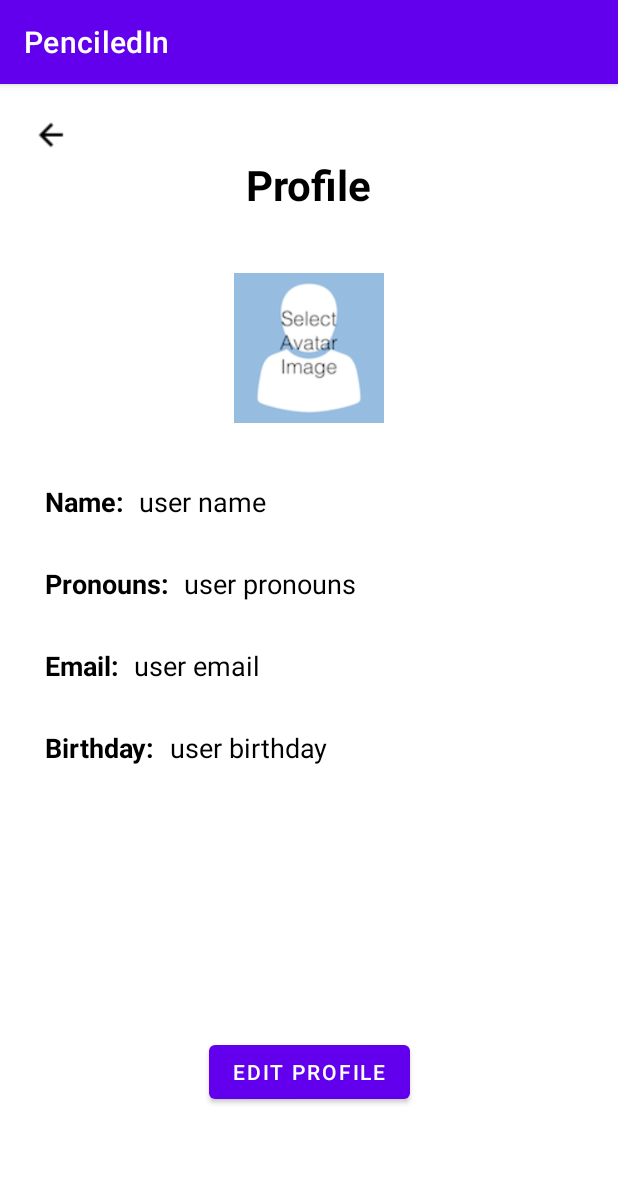
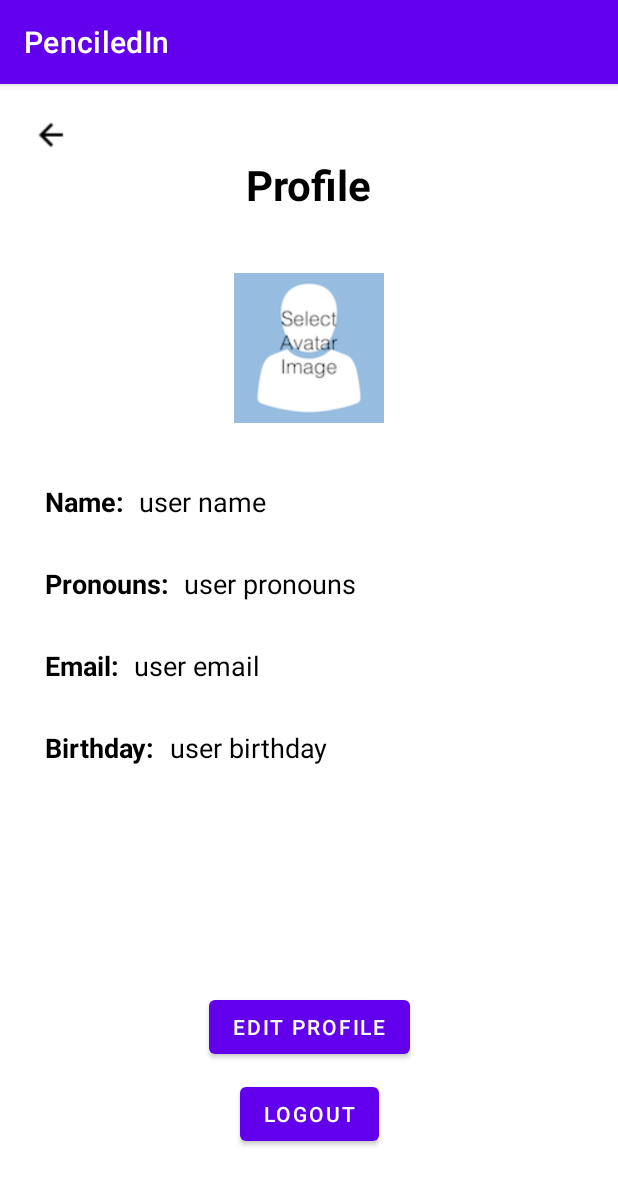
Before and after one commit to emilyhendrick/NU_MAD_SM2022_Final_Project_Team2, an Android app: the fragment ProfileFragment placed in its activity, on a phone screen of 412 x 824 dp. Shown: the top 1185 px of the screen. Run offline under Robolectric (Android 15) with nearby library versions, the phone set to English and light mode, and no system bars; our stand-ins replace Firebase (no records; nobody signed in at launch, a user with empty details on screens opened directly); pictures from the network do not load; 9 statements that could not run were skipped.

Commit message:
Code cleanup

```diff
--- a/app/src/main/java/com/example/nu_mad_sm2022_final_project_team2/MainActivity.java
+++ b/app/src/main/java/com/example/nu_mad_sm2022_final_project_team2/MainActivity.java
@@ -111,15 +111,15 @@ public class MainActivity extends AppCompatActivity implements WelcomeFragment.I
 
     private void populateScreen() {
         if (currentUser != null) {
+//            getSupportFragmentManager().beginTransaction()
+//                    .replace(R.id.fragmentContainer, new HomeFragment(), "homeFragment")
+//                    .addToBackStack(null)
+//                    .commit();
+
             getSupportFragmentManager().beginTransaction()
-                    .replace(R.id.fragmentContainer, new HomeFragment(), "homeFragment")
+                    .replace(R.id.fragmentContainer, AlarmFragment.newInstance(),"alarmFragment")
                     .addToBackStack(null)
                     .commit();
-
-//            getSupportFragmentManager().beginTransaction()
-//                    .replace(R.id.fragmentContainer, .newInstance(),"alarmFragment")
-//                    .addToBackStack(null)
-//                    .commit();
         } else {
             getSupportFragmentManager().beginTransaction()
                     .replace(R.id.fragmentContainer, new WelcomeFragment(), "welcomeFragment")
@@ -294,6 +294,13 @@ public class MainActivity extends AppCompatActivity implements WelcomeFragment.I
     }
 
     @Override
+    public void logoutClicked() {
+        mAuth.signOut();
+        currentUser = null;
+        populateScreen();
+    }
+
+    @Override
     public void editProfileBackArrowClicked() {
         getSupportFragmentManager().beginTransaction()
                 .replace(R.id.fragmentContainer, new ProfileFragment(), "profileFragment")
--- a/app/src/main/java/com/example/nu_mad_sm2022_final_project_team2/alarm/Alarm.java
+++ b/app/src/main/java/com/example/nu_mad_sm2022_final_project_team2/alarm/Alarm.java
@@ -121,6 +121,7 @@ public class Alarm {
         AlarmManager alarmManager = (AlarmManager) context.getSystemService(Context.ALARM_SERVICE);
 
         Intent intent = new Intent(context, AlarmBroadcastReceiver.class);
+        intent.putExtra("ALARM_ID", this.alarmId);
         intent.putExtra("WAKEUP_TASK", this.wakeUpTask);
         intent.putExtra("MESSAGE", this.message);
 
@@ -155,7 +156,7 @@ public class Alarm {
     public void cancelAlarm(Context context) {
         AlarmManager alarmManager = (AlarmManager) context.getSystemService(Context.ALARM_SERVICE);
         Intent intent = new Intent(context, AlarmBroadcastReceiver.class);
-        PendingIntent alarmPendingIntent = PendingIntent.getBroadcast(context, alarmId, intent, PendingIntent.FLAG_IMMUTABLE);
+        PendingIntent alarmPendingIntent = PendingIntent.getBroadcast(context, this.alarmId, intent, PendingIntent.FLAG_IMMUTABLE);
         alarmManager.cancel(alarmPendingIntent);
         this.isOn = false;
 
--- a/app/src/main/java/com/example/nu_mad_sm2022_final_project_team2/alarm/AlarmBroadcastReceiver.java
+++ b/app/src/main/java/com/example/nu_mad_sm2022_final_project_team2/alarm/AlarmBroadcastReceiver.java
@@ -13,6 +13,7 @@ import androidx.core.app.NotificationManagerCompat;
 import com.example.nu_mad_sm2022_final_project_team2.R;
 
 public class AlarmBroadcastReceiver extends BroadcastReceiver {
+    private static final String ALARM_ID = "ALARM_ID";
     private static final String WAKEUP_TASK = "WAKEUP_TASK";
     private static final String MESSAGE = "MESSAGE";
 
@@ -30,7 +31,7 @@ public class AlarmBroadcastReceiver extends BroadcastReceiver {
             }
 
             i.setFlags(Intent.FLAG_ACTIVITY_NEW_TASK | Intent.FLAG_ACTIVITY_CLEAR_TASK);
-            PendingIntent pendingIntent = PendingIntent.getActivity(context, 0, i, PendingIntent.FLAG_IMMUTABLE);
+            PendingIntent pendingIntent = PendingIntent.getActivity(context, intent.getIntExtra("ALARM_ID", 0), i, PendingIntent.FLAG_IMMUTABLE);
 
             NotificationCompat.Builder builder = new NotificationCompat.Builder(context, "ALARM_CHANNEL")
                     .setSmallIcon(R.drawable.logo)
--- a/app/src/main/java/com/example/nu_mad_sm2022_final_project_team2/alarm/AlarmFragment.java
+++ b/app/src/main/java/com/example/nu_mad_sm2022_final_project_team2/alarm/AlarmFragment.java
@@ -98,6 +98,7 @@ public class AlarmFragment extends Fragment {
 
         View view = inflater.inflate(R.layout.fragment_alarm, container, false);
 
+        // SET UP RECYCLER VIEW
         alarmsAdaptor = new AlarmsAdaptor(mAlarms, getContext());
         alarmRecyclerView = view.findViewById(R.id.alarmRecyclerView);
         alarmRecyclerViewLayoutManager = new LinearLayoutManager(getContext());
--- a/app/src/main/java/com/example/nu_mad_sm2022_final_project_team2/alarm/WakeUpTaskFragment.java
+++ b/app/src/main/java/com/example/nu_mad_sm2022_final_project_team2/alarm/WakeUpTaskFragment.java
@@ -86,9 +86,6 @@ public class WakeUpTaskFragment extends Fragment {
                 WakeUpTask wakeUpTask = getRandomWakeUpTask();
                 String linkStr = wakeUpTaskLinkMap.get(wakeUpTask);
                 mListener.wakeUpTaskLinkClicked(linkStr);
-//                Intent intent = new Intent(Intent.ACTION_VIEW);
-//                intent.setData(Uri.parse(linkStr));
-//                startActivity(intent);
             }
         });
 
--- a/app/src/main/java/com/example/nu_mad_sm2022_final_project_team2/login_flow/RegisterFragment.java
+++ b/app/src/main/java/com/example/nu_mad_sm2022_final_project_team2/login_flow/RegisterFragment.java
@@ -131,7 +131,7 @@ public class RegisterFragment extends Fragment {
                 boolean inputsValid = validateInputs(firstName, lastName, pronouns, birthday, email, password, retypedPassword);
 
                 if (inputsValid) {
-                    addUserToFirebase(getContext(), firstName, lastName, pronouns, birthday, email, password);
+                    createUserInFirebase(getContext(), firstName, lastName, pronouns, birthday, email, password);
                 }
             }
         });
@@ -180,7 +180,7 @@ public class RegisterFragment extends Fragment {
         return isValid;
     }
 
-    private void addUserToFirebase(Context context, String firstName, String lastName, String pronouns, String birthday, String email, String password) {
+    private void createUserInFirebase(Context context, String firstName, String lastName, String pronouns, String birthday, String email, String password) {
         mAuth.createUserWithEmailAndPassword(email, password)
                 .addOnSuccessListener(new OnSuccessListener<AuthResult>() {
                     @Override
--- a/app/src/main/java/com/example/nu_mad_sm2022_final_project_team2/profile/ProfileFragment.java
+++ b/app/src/main/java/com/example/nu_mad_sm2022_final_project_team2/profile/ProfileFragment.java
@@ -32,7 +32,7 @@ public class ProfileFragment extends Fragment {
 
     private ImageView avatar, profileBackButton;
     private TextView name, pronouns, email, birthday;
-    private Button editProfileButton;
+    private Button editProfileButton, logoutButton;
 
     private FirebaseAuth mAuth;
     private FirebaseUser mUser;
@@ -79,6 +79,7 @@ public class ProfileFragment extends Fragment {
         avatar = view.findViewById(R.id.profileImage);
         editProfileButton = view.findViewById(R.id.editProfileButton);
         profileBackButton = view.findViewById(R.id.profileLeftArrow);
+        logoutButton = view.findViewById(R.id.logoutButton);
 
         profileBackButton.setOnClickListener(new View.OnClickListener() {
             @Override
@@ -94,26 +95,44 @@ public class ProfileFragment extends Fragment {
             }
         });
 
-        final User[] user = new User[1];
+        logoutButton.setOnClickListener(new View.OnClickListener() {
+            @Override
+            public void onClick(View v) {
+                mListener.logoutClicked();
+            }
+        });
 
+        loadProfile(view);
+
+
+        return view;
+    }
+
+    private void loadProfile(View view) {
         db.collection("users").document(mUser.getEmail()).get()
                 .addOnSuccessListener(new OnSuccessListener<DocumentSnapshot>() {
                     @Override
                     public void onSuccess(DocumentSnapshot documentSnapshot) {
-                        user[0] = documentSnapshot.toObject(User.class);
+                        User user = documentSnapshot.toObject(User.class);
 
-                        name.setText(user[0].getFirstName() + " " + user[0].getLastName());
-                        pronouns.setText(user[0].getPronouns());
-                        email.setText(user[0].getEmail());
-                        birthday.setText(user[0].getBirthday());
+                        name.setText(user.getFirstName() + " " + user.getLastName());
+                        pronouns.setText(user.getPronouns());
+                        email.setText(user.getEmail());
+                        birthday.setText(user.getBirthday());
 
-                        if (user[0].getAvatarUri() != null) {
-                            Uri avatarUri = Uri.parse(user[0].getAvatarUri());
+                        if (user.getAvatarUri() != null) {
+                            Uri avatarUri = Uri.parse(user.getAvatarUri());
                             Glide.with(view)
                                     .load(avatarUri)
                                     .centerCrop()
                                     .into(avatar);
                         }
+                    }
+                })
+                .addOnSuccessListener(new OnSuccessListener<DocumentSnapshot>() {
+                    @Override
+                    public void onSuccess(DocumentSnapshot documentSnapshot) {
+                        Toast.makeText(getContext(), "Profile loaded!", Toast.LENGTH_SHORT).show();
                     }
                 })
                 .addOnFailureListener(new OnFailureListener() {
@@ -122,13 +141,11 @@ public class ProfileFragment extends Fragment {
                         Toast.makeText(getContext(), e.getMessage(), Toast.LENGTH_SHORT).show();
                     }
                 });
-
-
-        return view;
     }
 
     public interface IProfileFragmentAction {
         void profileBackButtonClicked();
         void editProfileButtonPressed();
+        void logoutClicked();
     }
 }
--- a/app/src/main/java/com/example/nu_mad_sm2022_final_project_team2/ui/tasks/EditTasksFragment.java
+++ b/app/src/main/java/com/example/nu_mad_sm2022_final_project_team2/ui/tasks/EditTasksFragment.java
@@ -1,5 +1,3 @@
-package com.example.nu_mad_sm2022_final_project_team2.ui.tasks;
-
 package com.example.nu_mad_sm2022_final_project_team2.ui.tasks;
 
 import android.os.Bundle;
@@ -26,8 +24,8 @@ public class EditTasksFragment extends Fragment {
         binding = FragmentTasksBinding.inflate(inflater, container, false);
         View root = binding.getRoot();
 
-        final TextView textView = binding.textDashboard;
-        dashboardViewModel.getText().observe(getViewLifecycleOwner(), textView::setText);
+//        final TextView textView = binding.textDashboard;
+//        dashboardViewModel.getText().observe(getViewLifecycleOwner(), textView::setText);
         return root;
     }
 
--- a/app/src/main/java/com/example/nu_mad_sm2022_final_project_team2/ui/tasks/TasksFragment.java
+++ b/app/src/main/java/com/example/nu_mad_sm2022_final_project_team2/ui/tasks/TasksFragment.java
@@ -23,9 +23,9 @@ public class TasksFragment extends Fragment {
 
         binding = FragmentTasksBinding.inflate(inflater, container, false);
         View root = binding.getRoot();
-
-        final TextView textView = binding.textDashboard;
-        dashboardViewModel.getText().observe(getViewLifecycleOwner(), textView::setText);
+//
+//        final TextView textView = binding.textDashboard;
+//        dashboardViewModel.getText().observe(getViewLifecycleOwner(), textView::setText);
         return root;
     }
 
--- a/app/src/main/res/layout/fragment_profile.xml
+++ b/app/src/main/res/layout/fragment_profile.xml
@@ -144,9 +144,19 @@
         android:id="@+id/editProfileButton"
         android:layout_width="wrap_content"
         android:layout_height="wrap_content"
-        android:layout_marginTop="180dp"
+        android:layout_marginTop="150dp"
         android:text="@string/editProfile"
         app:layout_constraintEnd_toEndOf="parent"
         app:layout_constraintStart_toStartOf="parent"
         app:layout_constraintTop_toBottomOf="@+id/profileBirthdayLabel" />
+
+    <Button
+        android:id="@+id/logoutButton"
+        android:layout_width="wrap_content"
+        android:layout_height="wrap_content"
+        android:layout_marginTop="10dp"
+        android:text="@string/logout"
+        app:layout_constraintEnd_toEndOf="parent"
+        app:layout_constraintStart_toStartOf="parent"
+        app:layout_constraintTop_toBottomOf="@+id/editProfileButton" />
 </androidx.constraintlayout.widget.ConstraintLayout>
--- a/app/src/main/res/values/strings.xml
+++ b/app/src/main/res/values/strings.xml
@@ -41,6 +41,7 @@
     <string name="editProfileImage">Edit Profile Image</string>
     <string name="editStartDate">Start Date:</string>
     <string name="editEndDate">End Date:</string>
+    <string name="logout">Logout</string>
 
     // task
     <string name="editTask">Add/Edit Task</string>
```
Also changed, not shown: app/src/main/java/com/example/nu_mad_sm2022_final_project_team2/alarm/AddAlarmFragment.java (+52 -59 lines), app/src/main/java/com/example/nu_mad_sm2022_final_project_team2/alarm/EditAlarmFragment.java (+84 -49 lines), app/src/main/java/com/example/nu_mad_sm2022_final_project_team2/profile/EditProfileFragment.java (+45 -33 lines).
